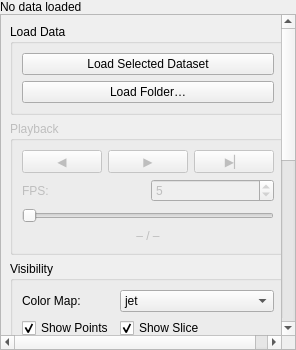
This is src/dashpva/gui/workbench/workspace/workspace_3d.ui in AdvancedPhotonSource/DashPVA as Qt 5 draws it before an edit. The edited form follows.
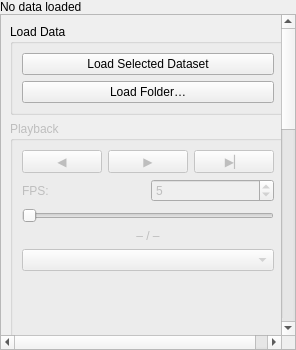
This is the edited form.

Commit message:
add: 3d folder playback engine — step/play a folder of per-frame .h5 files
add: per-frame 1D signal dropdown (motor positions etc.) synced to the playback frame

Patch:
```diff
--- a/src/dashpva/gui/workbench/workspace/workspace_3d.ui
+++ b/src/dashpva/gui/workbench/workspace/workspace_3d.ui
@@ -176,6 +176,33 @@
             </property>
            </widget>
           </item>
+          <item>
+           <widget class="QComboBox" name="cb_playback_signal"/>
+          </item>
+          <item>
+           <widget class="QWidget" name="playback_signal_host" native="true">
+            <property name="minimumSize">
+             <size>
+              <width>0</width>
+              <height>120</height>
+             </size>
+            </property>
+            <layout class="QVBoxLayout" name="layout_playback_signal">
+             <property name="leftMargin">
+              <number>0</number>
+             </property>
+             <property name="topMargin">
+              <number>0</number>
+             </property>
+             <property name="rightMargin">
+              <number>0</number>
+             </property>
+             <property name="bottomMargin">
+              <number>0</number>
+             </property>
+            </layout>
+           </widget>
+          </item>
          </layout>
         </widget>
        </item>
@@ -294,6 +321,29 @@
          </layout>
         </widget>
        </item>
+       <item>
+        <widget class="QGroupBox" name="gb_3d_config">
+         <property name="title">
+          <string>3D Config</string>
+         </property>
+         <layout class="QGridLayout" name="layout_3d_config">
+          <item row="0" column="0">
+           <widget class="QPushButton" name="btn_save_3d_config">
+            <property name="text">
+             <string>Save 3D Config…</string>
+            </property>
+           </widget>
+          </item>
+          <item row="0" column="1">
+           <widget class="QPushButton" name="btn_load_3d_config">
+            <property name="text">
+             <string>Load 3D Config…</string>
+            </property>
+           </widget>
+          </item>
+         </layout>
+        </widget>
+       </item>
        <item>
         <widget class="QGroupBox" name="gb_downsample">
          <property name="title">
```
The commit also changes 4 other files.
